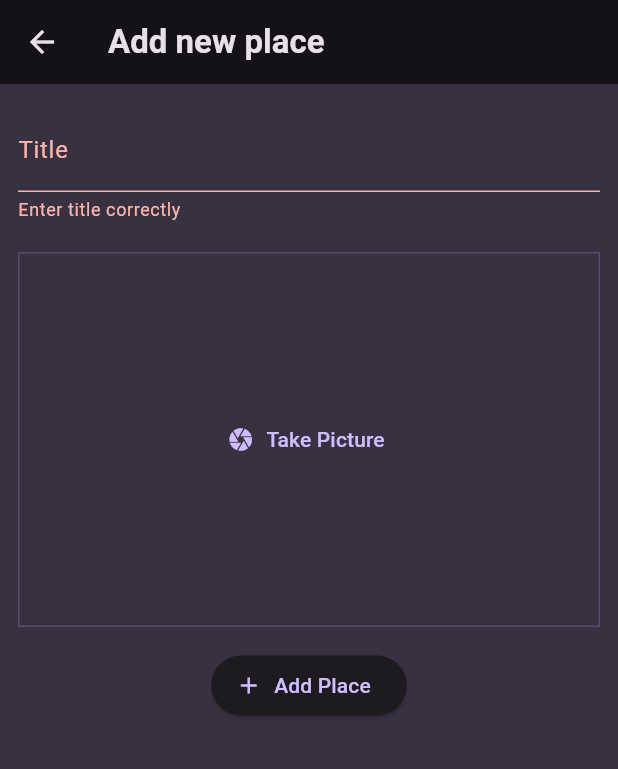
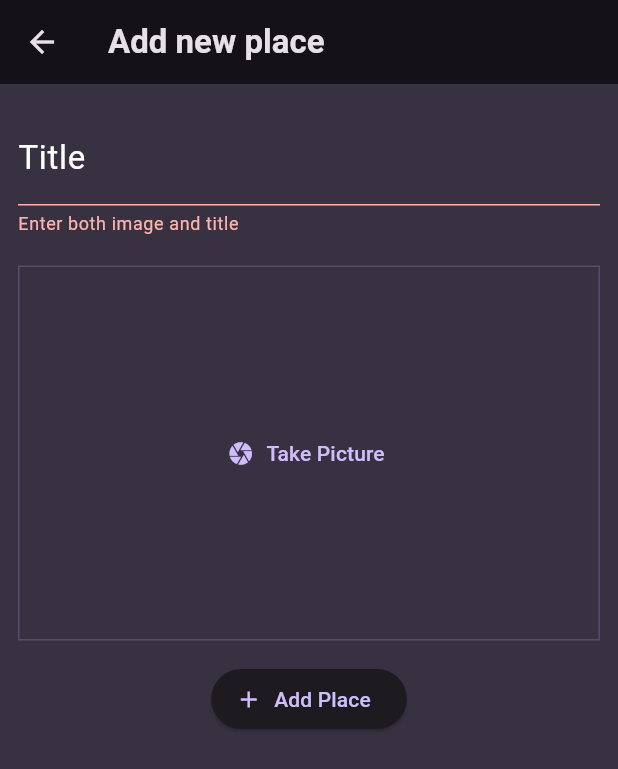
Before and after one commit to subashghimirey/Flutter-Native-Device-Features, a Flutter app: the CustomForm screen opened directly, after a tap on "Add Place", on a phone screen of 412 x 824 dp. Shown: the top 769 px of the screen. Run offline on Flutter 3.47's test engine with Material 3 defaults, Android fonts, the phone set to English and light mode, and no system bars; our stand-ins replace flutter_riverpod, google_fonts, image_picker.

Commit message:
small updates

```diff
--- a/lib/custom_form.dart
+++ b/lib/custom_form.dart
@@ -2,6 +2,7 @@ import 'package:fav_moment/providers/places_provider.dart';
 import 'package:fav_moment/widgets/image_input.dart';
 import 'package:flutter/material.dart';
 import 'package:flutter_riverpod/flutter_riverpod.dart';
+import 'dart:io';
 
 class CustomForm extends ConsumerWidget {
   CustomForm({super.key});
@@ -11,10 +12,13 @@ class CustomForm extends ConsumerWidget {
   @override
   Widget build(BuildContext context, WidgetRef ref) {
     final titleController = TextEditingController();
+    File? selectedImage;
 
     void onSubmit() {
       if (formKey.currentState!.validate()) {
-        ref.read(placesProvider.notifier).addPlace(titleController.text);
+        ref
+            .read(placesProvider.notifier)
+            .addPlace(titleController.text, selectedImage!);
 
         Navigator.of(context).pop();
       }
@@ -36,20 +40,28 @@ class CustomForm extends ConsumerWidget {
                   validator: (value) {
                     if (value == null ||
                         value.isEmpty ||
+                        selectedImage == null ||
                         value.trim().length < 3) {
-                      return "Enter title correctly";
+                      return "Enter both image and title";
                     }
                     return null;
                   },
-                  style: const TextStyle(color: Colors.white),
+                  style: const TextStyle(color: Colors.white, fontSize: 22),
                   decoration: const InputDecoration(
-                    label: Text("Title"),
+                    label: Text(
+                      "Title",
+                      style: TextStyle(color: Colors.white, fontSize: 22),
+                    ),
                   ),
                 ),
                 const SizedBox(
                   height: 20,
                 ),
-                const ImageInput(),
+                ImageInput(
+                  onPickImage: (image) {
+                    selectedImage = image;
+                  },
+                ),
                 const SizedBox(
                   height: 15,
                 ),
--- a/lib/main.dart
+++ b/lib/main.dart
@@ -18,6 +18,8 @@ final theme = ThemeData().copyWith(
 );
 
 void main() {
+  WidgetsFlutterBinding.ensureInitialized();
+
   //in order to use the riverpod and providers
   runApp(ProviderScope(
     child: MaterialApp(
--- a/lib/models/places.dart
+++ b/lib/models/places.dart
@@ -1,10 +1,12 @@
 import 'package:uuid/uuid.dart';
+import 'dart:io';
 
 const uuid = Uuid();
 
 class Places {
-  Places({required this.title}) : id = uuid.v4();
+  Places({required this.title, required this.image}) : id = uuid.v4();
 
   String id;
   String title;
+  File image;
 }
--- a/lib/providers/places_provider.dart
+++ b/lib/providers/places_provider.dart
@@ -1,11 +1,12 @@
 import 'package:fav_moment/models/places.dart';
 import 'package:flutter_riverpod/flutter_riverpod.dart';
+import 'dart:io';
 
 class PlacesNotifier extends StateNotifier<List<Places>> {
   PlacesNotifier() : super([]);
 
-  void addPlace(String title) {
-    final newPlace = Places(title: title);
+  void addPlace(String title, File image) {
+    final newPlace = Places(title: title, image: image);
 
     state = [newPlace, ...state];
   }
--- a/lib/widgets/image_input.dart
+++ b/lib/widgets/image_input.dart
@@ -1,10 +1,11 @@
 import 'dart:io';
-
 import 'package:flutter/material.dart';
 import 'package:image_picker/image_picker.dart';
 
 class ImageInput extends StatefulWidget {
-  const ImageInput({super.key});
+  const ImageInput({super.key, required this.onPickImage});
+
+  final void Function(File image) onPickImage;
 
   @override
   State<ImageInput> createState() {
@@ -28,6 +29,8 @@ class _ImageInputState extends State<ImageInput> {
     setState(() {
       _selectedImage = File(pickedImage.path);
     });
+
+    widget.onPickImage(_selectedImage!);
   }
 
   @override
```
Also changed, not shown: lib/widgets/place_detail.dart (+5 -9 lines).
